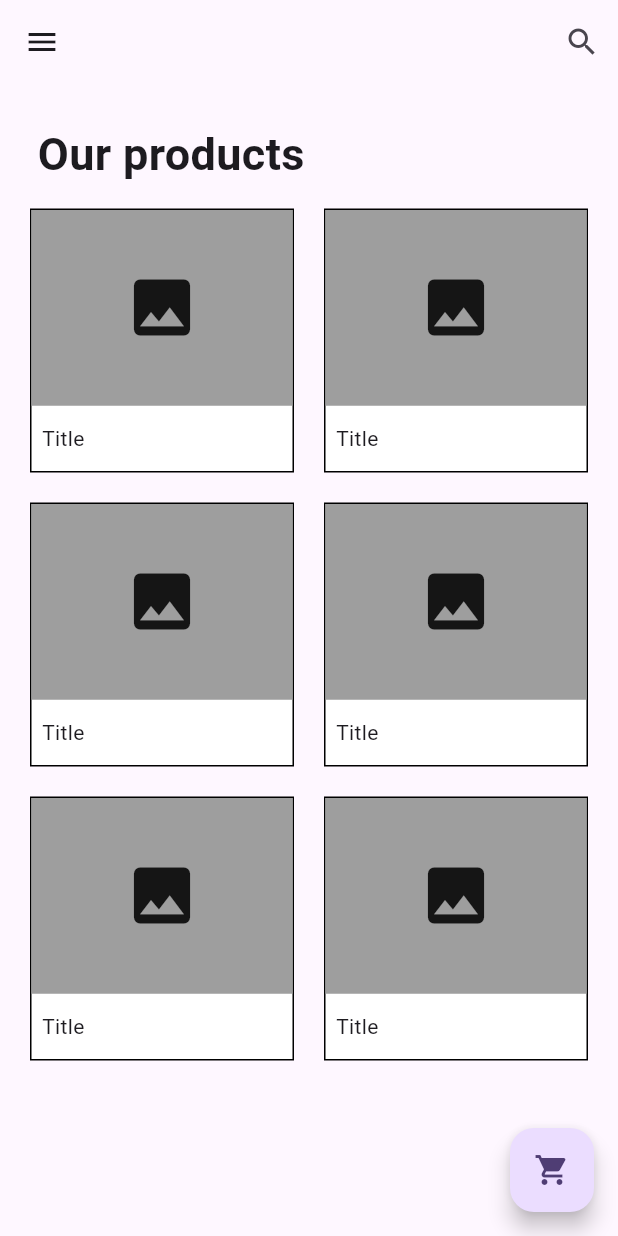
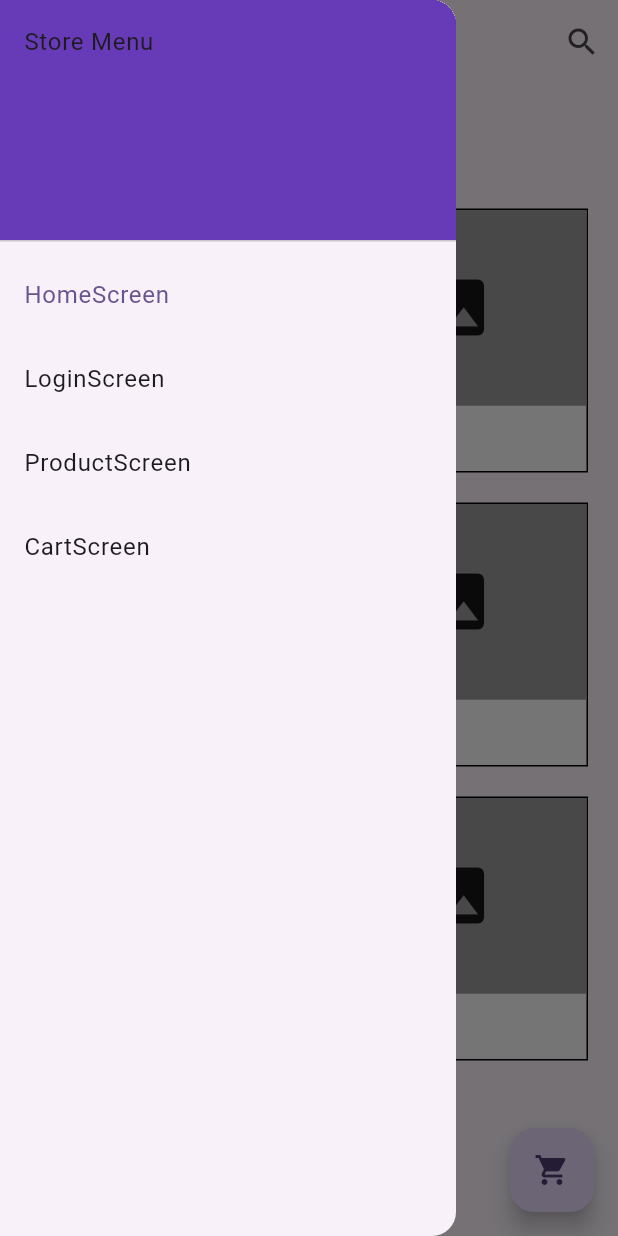
Before and after one commit to wilhub7/uts_2022130040, a Flutter app: the screen it shows after launch, with the side drawer open (before the commit the screen has no drawer), on a phone screen of 412 x 824 dp. Run offline on Flutter 3.47's test engine with Material 3 defaults, Android fonts, the phone set to English and light mode, and no system bars.

Commit message:
rubah lagi

```diff
--- a/lib/main.dart
+++ b/lib/main.dart
@@ -1,5 +1,7 @@
 import 'package:flutter/material.dart';
 import 'package:uts_2022130040/screens/home_screen.dart';
+import 'package:uts_2022130040/screens/login_screen.dart';
+import 'package:uts_2022130040/screens/product_screen.dart';
 
 void main() {
   runApp(const MyApp());
--- a/lib/models/models.dart
+++ /dev/null
@@ -1,4 +0,0 @@
-class Models {
-  int id;
-  Models({required this.id});
-}
--- /dev/null
+++ b/lib/models/store.dart
@@ -0,0 +1,6 @@
+class Store {
+  int id;
+  String nama;
+  String harga;
+  Store({required this.id, required this.nama, required this.harga});
+}
--- /dev/null
+++ b/lib/providers/store_provider.dart
@@ -0,0 +1,11 @@
+import 'package:flutter/material.dart';
+import 'package:uts_2022130040/models/store.dart';
+
+class StoreProvider extends ChangeNotifier {
+  final List<Store> _barangs = [];
+  List<Store> get barangs => _barangs;
+  void addStore(Store store) {
+    _barangs.add(store);
+    notifyListeners();
+  }
+}
--- a/lib/screens/cart_screen.dart
+++ b/lib/screens/cart_screen.dart
@@ -1,10 +1,14 @@
 import 'package:flutter/material.dart';
 
-class Cartscreen extends StatelessWidget {
-  const Cartscreen({super.key});
+class CartScreen extends StatelessWidget {
+  const CartScreen({super.key});
 
   @override
   Widget build(BuildContext context) {
-    return Scaffold();
+    return Scaffold(
+      appBar: AppBar(
+        leading: Icon(Icons.arrow_back),
+      ),
+    );
   }
 }
--- a/lib/screens/home_screen.dart
+++ b/lib/screens/home_screen.dart
@@ -1,17 +1,29 @@
 import 'package:flutter/material.dart';
+import 'package:uts_2022130040/screens/cart_screen.dart';
+import 'package:uts_2022130040/screens/login_screen.dart';
+import 'package:uts_2022130040/screens/product_screen.dart';
 
-class Homescreen extends StatelessWidget {
+class Homescreen extends StatefulWidget {
   const Homescreen({super.key});
+
+  @override
+  State<Homescreen> createState() => _HomescreenState();
+}
+
+class _HomescreenState extends State<Homescreen> {
+  int _selectedIndex = 0;
+
+  void _onItemTap(int index) {
+    setState(() {
+      _selectedIndex = index;
+    });
+  }
 
   @override
   Widget build(BuildContext context) {
     return Scaffold(
       // backgroundColor: colors,
       appBar: AppBar(
-        leading: IconButton(
-          onPressed: () {},
-          icon: Icon(Icons.menu),
-        ),
         actions: [
           IconButton(
             onPressed: () {},
@@ -88,6 +100,74 @@ class Homescreen extends StatelessWidget {
           Icons.shopping_cart,
         ),
       ),
+      drawer: Drawer(
+        child: ListView(
+          padding: EdgeInsets.zero,
+          children: [
+            const DrawerHeader(
+              decoration: BoxDecoration(
+                color: Colors.deepPurple,
+              ),
+              child: Text('Store Menu'),
+            ),
+            ListTile(
+              title: const Text('HomeScreen'),
+              selected: _selectedIndex == 0,
+              onTap: () {
+                _onItemTap(0);
+                Navigator.push(
+                  context,
+                  MaterialPageRoute(
+                    builder: (context) => const Homescreen(),
+                  ),
+                );
+              },
+            ),
+            ListTile(
+              title: const Text('LoginScreen'),
+              selected: _selectedIndex == 1,
+              onTap: () {
+                _onItemTap(1);
+                Navigator.push(
+                  context,
+                  MaterialPageRoute(
+                    builder: (context) => const LoginScreen(),
+                  ),
+                );
+              },
+            ),
+            ListTile(
+              title: const Text('ProductScreen'),
+              selected: _selectedIndex == 2,
+              onTap: () {
+                _onItemTap(2);
+                Navigator.push(
+                  context,
+                  MaterialPageRoute(
+                    builder: (context) => const ProductScreen(),
+                  ),
+                );
+              },
+            ),
+            ListTile(
+              title: const Text('CartScreen'),
+              selected: _selectedIndex == 2,
+              onTap: () {
+                _onItemTap(2);
+                Navigator.push(
+                  context,
+                  MaterialPageRoute(
+                    builder: (context) => const CartScreen(),
+                  ),
+                );
+              },
+            ),
+          ],
+        ),
+      ),
+      // body: Center(
+      //   child: _widgetOptions.elementAt(_selectedIndex),
+      // ),
     );
   }
 }
--- a/pubspec.yaml
+++ b/pubspec.yaml
@@ -30,6 +30,7 @@ environment:
 dependencies:
   flutter:
     sdk: flutter
+  provider: ^6.1.2
 
 
   # The following adds the Cupertino Icons font to your application.
```
Also changed, not shown: lib/screens/login_screen.dart (+127 -0 lines), lib/screens/product_screen.dart (+42 -0 lines), pubspec.lock.
